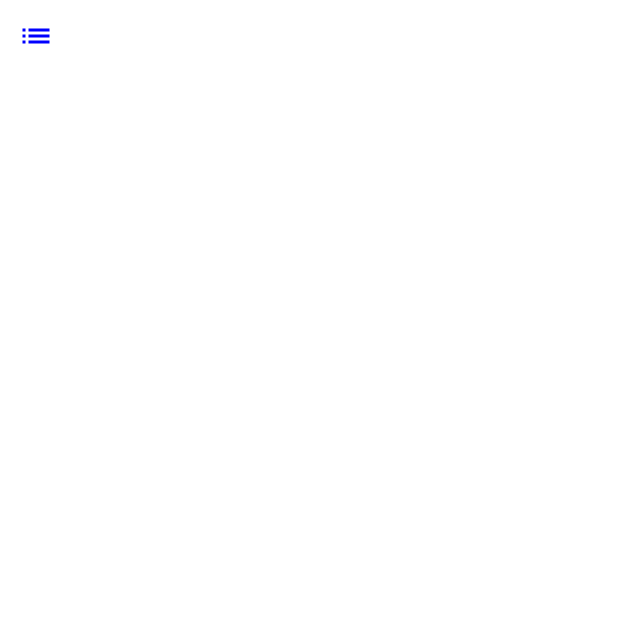
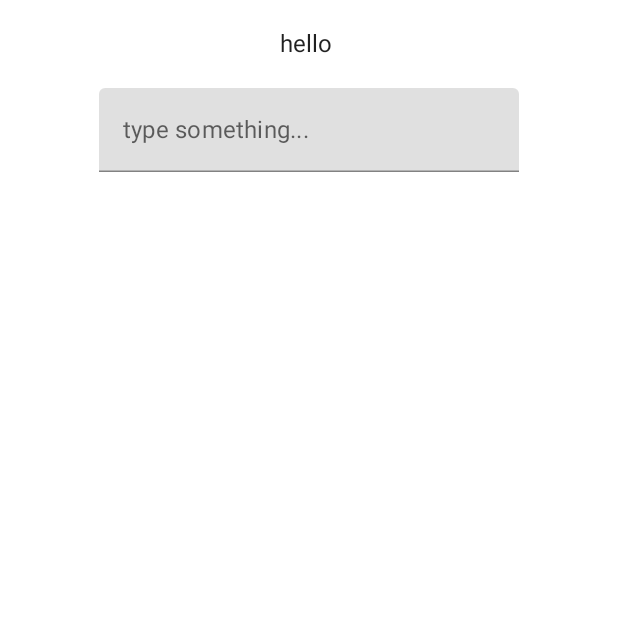
Before and after one commit to nameisjayant/Jetpack-compose-Tutorials, an Android app built with Jetpack Compose: the screen it shows after launch (ComposeActivity), on a phone screen of 412 x 824 dp, the top half of it. Before the commit the part shown is almost empty. Run offline under Robolectric (Android 15) with nearby library versions, the light colour scheme and no system bars; our stand-ins replace Dagger/Hilt's generated code.

Commit message:
state hoisting in compose

```diff
--- a/app/src/main/java/com/codingwithjks/composeyt/composeTutorials/components/ComposeActivity.kt
+++ b/app/src/main/java/com/codingwithjks/composeyt/composeTutorials/components/ComposeActivity.kt
@@ -22,24 +22,7 @@ class ComposeActivity : ComponentActivity(){
                 androidx.compose.material.Surface {
                     val scaffoldState = rememberScaffoldState()
                     val scope = rememberCoroutineScope()
-                    Scaffold(
-                        scaffoldState = scaffoldState,
-                        drawerContent = {
-                            Column() {
-                                IconButton(onClick = {
-                                    scope.launch {
-                                        scaffoldState.drawerState.close()
-                                    }
-                                }) {
-                                    Icon(Icons.Default.Close, contentDescription = "", tint = Color.Blue)
-                                }
-                                Text(text = "Drawer Content")
-                            }
-                        },
-                        drawerGesturesEnabled = false
-                    ) {
-                        CreateDrawer(scaffoldState = scaffoldState)
-                    }
+                    ParentContent()
                 }
             }
         }
--- /dev/null
+++ b/app/src/main/java/com/codingwithjks/composeyt/composeTutorials/components/screen/StateHoisting.kt
@@ -0,0 +1,54 @@
+package com.codingwithjks.composeyt.composeTutorials.components.screen
+
+import androidx.compose.foundation.layout.*
+import androidx.compose.material.Text
+import androidx.compose.material.TextField
+import androidx.compose.runtime.*
+import androidx.compose.ui.Alignment
+import androidx.compose.ui.Modifier
+import androidx.compose.ui.unit.dp
+
+
+@Composable
+fun ParentContent() {
+    var name by remember { mutableStateOf("")}
+    ChildContent(name = name){
+        name = it
+    }
+}
+
+@Composable
+fun ChildContent(name:String, onChange:(String)->Unit ) {
+   Column(
+       modifier = Modifier
+           .fillMaxWidth()
+           .padding(20.dp),
+       horizontalAlignment = Alignment.CenterHorizontally
+   ) {
+       Text(text = "hello ${name}")
+
+       Spacer(modifier = Modifier.height(20.dp))
+
+       TextField(value = name, onValueChange ={
+            onChange(it)
+       },
+           placeholder = { Text(text = "type something...")}
+       )
+   }
+}
+
+@Composable
+fun StateFul() {
+
+    var name by remember { mutableStateOf("")}
+    TextField(value = name, onValueChange = {
+        name = it
+    })
+
+}
+
+@Composable
+fun Stateless() {
+
+    Text(text = "Hell world")
+}
```
